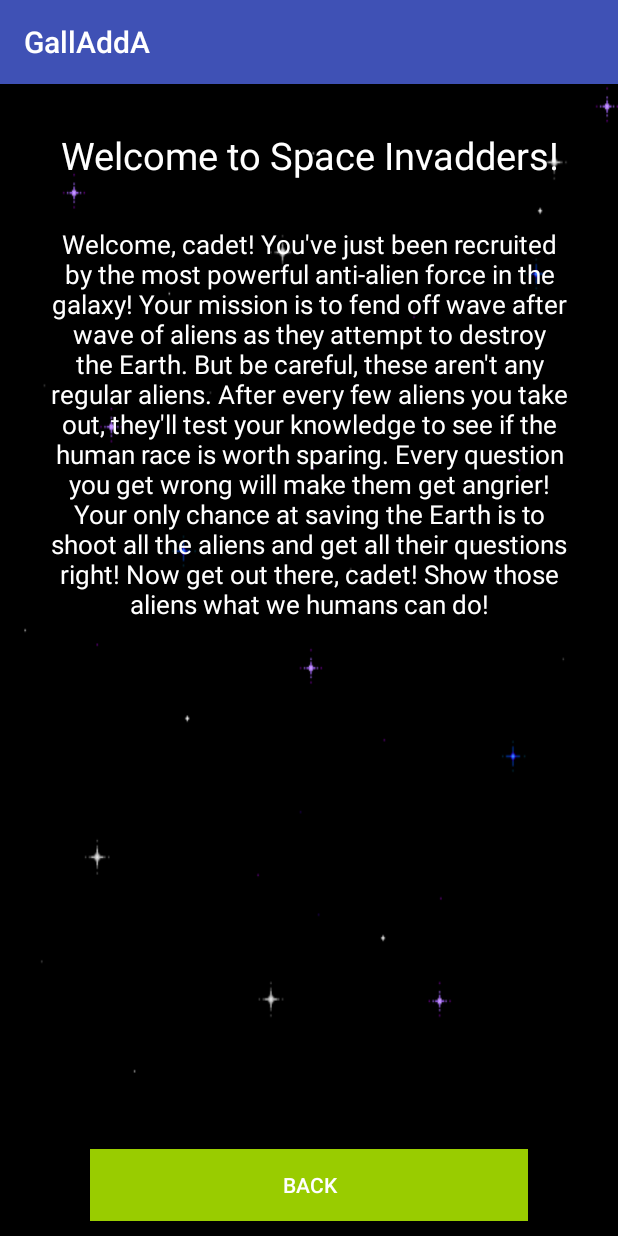
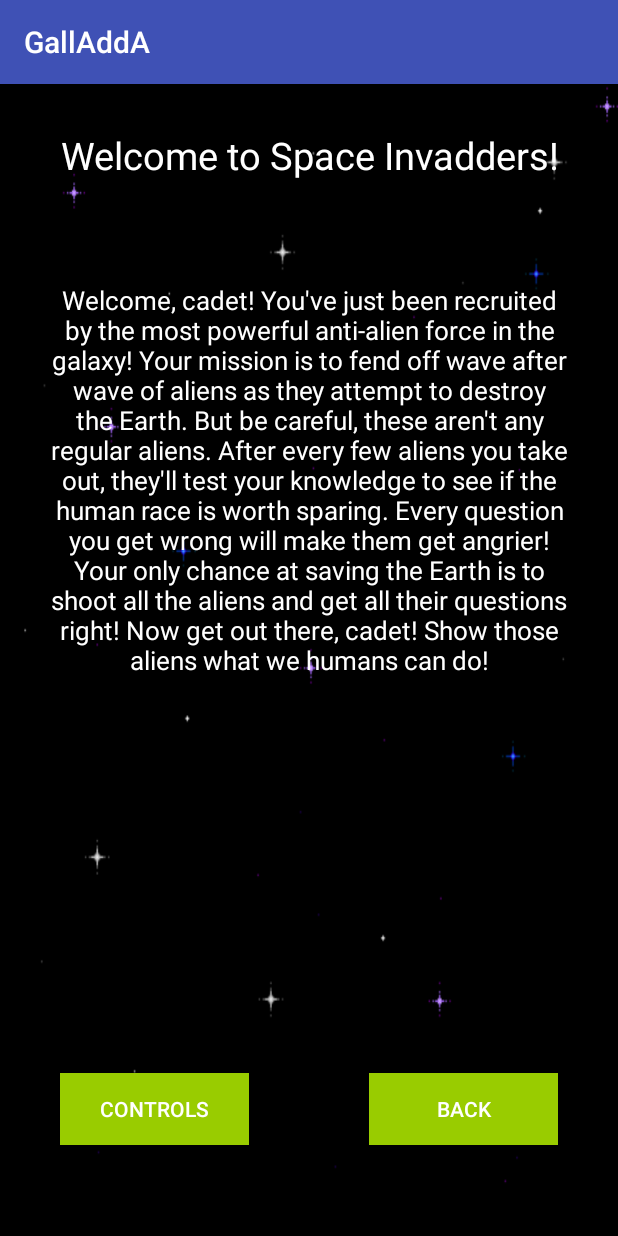
Before and after one commit to belaltaher8/Space-Inv-Add-ers, an Android app: the InstructionActivity screen opened directly, with no data from a screen before it, on a phone screen of 412 x 824 dp. Run offline under Robolectric (Android 15) with nearby library versions, the light colour scheme and no system bars.

Commit message:
added another instructions screen for controls

```diff
--- a/app/src/main/AndroidManifest.xml
+++ b/app/src/main/AndroidManifest.xml
@@ -18,6 +18,7 @@
         </activity>
         <activity android:name=".Activities.QuestionActivity"></activity>
         <activity android:name=".Activities.InstructionActivity"></activity>
+        <activity android:name=".Activities.SecondInstructionActivity"></activity>
         <activity android:name=".Activities.GameActivity"></activity>
     </application>
 
--- a/app/src/main/java/com/example/android/galladda/Activities/InstructionActivity.java
+++ b/app/src/main/java/com/example/android/galladda/Activities/InstructionActivity.java
@@ -1,5 +1,6 @@
 package com.example.android.galladda.Activities;
 
+import android.content.Intent;
 import android.os.Bundle;
 import android.support.v7.app.AppCompatActivity;
 import android.view.View;
@@ -18,10 +19,19 @@ public class InstructionActivity extends AppCompatActivity {
     protected void onCreate(Bundle savedInstanceState) {
         super.onCreate(savedInstanceState);
         setContentView(R.layout.activity_instructions);
-        Button myButton = (Button) findViewById(R.id.back_button);
-        myButton.setOnClickListener(new View.OnClickListener() {
+        Button myEndButton = (Button) findViewById(R.id.back_button);
+        myEndButton.setOnClickListener(new View.OnClickListener() {
             @Override
             public void onClick(View view) { //TODO: add another button in horizontal linear layout & another screen to instructions
+                finish();
+            }
+        });
+        Button myNextButton = (Button) findViewById(R.id.next_button);
+        myNextButton.setOnClickListener(new View.OnClickListener() {
+            @Override
+            public void onClick(View view) {
+                Intent i = new Intent(view.getContext() , SecondInstructionActivity.class);
+                startActivity(i);
                 finish();
             }
         });
--- a/app/src/main/res/layout/activity_instructions.xml
+++ b/app/src/main/res/layout/activity_instructions.xml
@@ -1,14 +1,16 @@
 <?xml version="1.0" encoding="utf-8"?>
 
-<RelativeLayout xmlns:android="http://schemas.android.com/apk/res/android"
+<LinearLayout xmlns:android="http://schemas.android.com/apk/res/android"
     android:layout_width="match_parent"
     android:layout_height="match_parent"
+    android:orientation= "vertical"
     android:background = "@drawable/space">
 
     <LinearLayout
         android:orientation = "vertical"
         android:layout_width="match_parent"
-        android:layout_height="wrap_content">
+        android:layout_height="wrap_content"
+        android:layout_weight = "6">
 
         <TextView
             android:layout_width="match_parent"
@@ -16,6 +18,7 @@
             android:layout_marginTop="30dp"
             android:layout_marginLeft="30dp"
             android:layout_marginRight="30dp"
+            android:layout_weight = "1"
             android:text = "Welcome to Space Invadders!"
             android:textAlignment="center"
             android:textSize="25dp"
@@ -27,24 +30,47 @@
             android:layout_marginLeft = "30dp"
             android:layout_marginRight = "30dp"
             android:textAlignment="center"
+            android:layout_weight = "7"
             android:textSize = "17dp"
             android:text="Welcome, cadet! You've just been recruited by the most powerful anti-alien force in the galaxy! Your mission is to fend off wave after wave of aliens as they attempt to destroy the Earth. But be careful, these aren't any regular aliens. After every few aliens you take out, they'll test your knowledge to see if the human race is worth sparing. Every question you get wrong will make them get angrier! Your only chance at saving the Earth is to shoot all the aliens and get all their questions right! Now get out there, cadet! Show those aliens what we humans can do!"
             android:textColor="@android:color/white"/>
 
     </LinearLayout>
 
-    <Button
+    <LinearLayout
         android:layout_width="match_parent"
         android:layout_height="wrap_content"
-        android:layout_alignParentBottom="true"
-        android:layout_centerHorizontal="true"
-        android:text = "Back"
-        android:layout_marginLeft="60dp"
-        android:layout_marginRight = "60dp"
-        android:layout_marginBottom = "10dp"
-        android:textColor = "@android:color/white"
-        android:background="@android:color/holo_green_light"
-        android:id="@+id/back_button"/>
+        android:orientation = "horizontal"
+
+        android:layout_weight = "1">
+
+        <Button
+            android:layout_width="0dp"
+            android:layout_weight = "1"
+            android:layout_height="wrap_content"
+            android:text = "Controls"
+            android:layout_marginLeft="40dp"
+            android:layout_marginRight = "40dp"
+            android:layout_marginBottom = "10dp"
+            android:textColor = "@android:color/white"
+            android:background="@android:color/holo_green_light"
+            android:id="@+id/next_button"/>
+
+        <Button
+            android:layout_width="0dp"
+            android:layout_weight = "1"
+            android:layout_height="wrap_content"
+            android:text = "Back"
+            android:layout_marginLeft="40dp"
+            android:layout_marginRight = "40dp"
+            android:layout_marginBottom = "10dp"
+            android:textColor = "@android:color/white"
+            android:background="@android:color/holo_green_light"
+            android:id="@+id/back_button"/>
 
 
-</RelativeLayout>
+    </LinearLayout>
+
+
+
+</LinearLayout>
```
Also changed, not shown: app/src/main/java/com/example/android/galladda/Activities/SecondInstructionActivity.java (added, +30 -0 lines), app/src/main/java/com/example/android/galladda/View/GameView/GameView.java (+0 -17 lines), app/src/main/java/com/example/android/galladda/View/QuestionView/MathView.java (+8 -1 lines), app/src/main/res/layout/activity_second_instructions.xml (added, +89 -0 lines), app/src/main/res/drawable/leftinstruction.png (added), app/src/main/res/drawable/rightinstruction.png (added).
